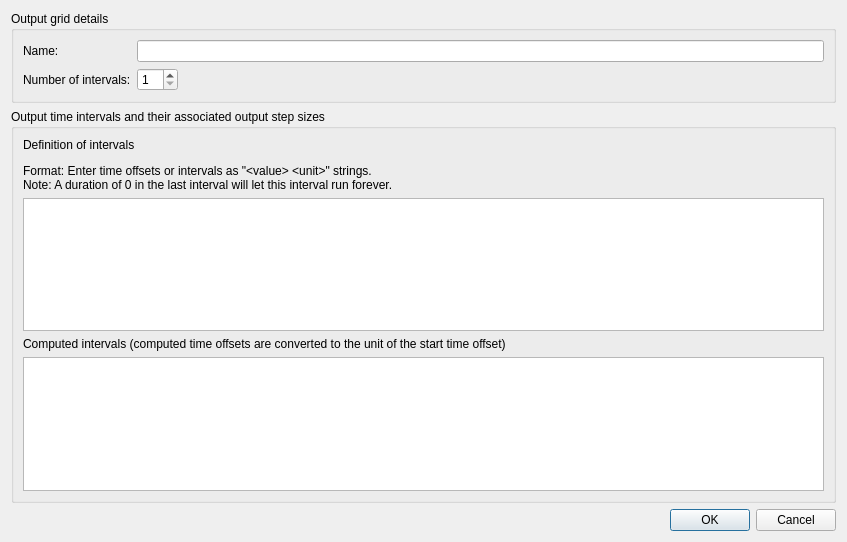
Old version of the form SIM-VICUS/src/SVOutputGridEditDialog.ui in the repository ghorwin/SIM-VICUS.
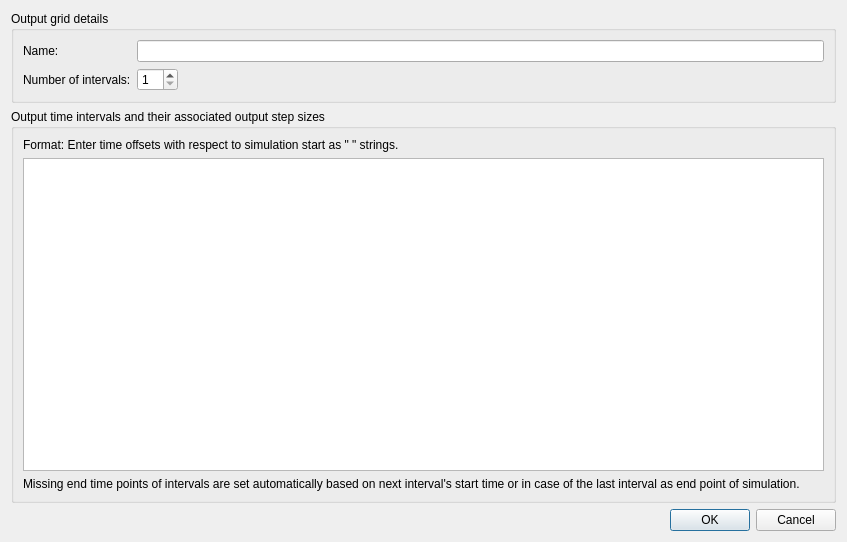
New version of the form.

Commit message: More output grid stuff

What changed in the file:
```diff
--- a/SIM-VICUS/src/SVOutputGridEditDialog.ui
+++ b/SIM-VICUS/src/SVOutputGridEditDialog.ui
@@ -69,7 +69,7 @@
       <item>
        <widget class="QLabel" name="label_3">
         <property name="text">
-         <string>&lt;html&gt;&lt;head/&gt;&lt;body&gt;&lt;p&gt;Definition of intervals&lt;/p&gt;&lt;p&gt;Format: Enter time offsets or intervals as &amp;quot;&amp;lt;value&amp;gt; &amp;lt;unit&amp;gt;&amp;quot; strings.&lt;br/&gt;Note: A duration of 0 in the last interval will let this interval run forever.&lt;/p&gt;&lt;/body&gt;&lt;/html&gt;</string>
+         <string>Format: Enter time offsets with respect to simulation start as &quot;&lt;value&gt; &lt;unit&gt;&quot; strings.</string>
         </property>
        </widget>
       </item>
@@ -83,13 +83,13 @@
       <item>
        <widget class="QLabel" name="label_2">
         <property name="text">
-         <string>Computed intervals (computed time offsets are converted to the unit of the start time offset)</string>
+         <string>Missing end time points of intervals are set automatically based on next interval's start time or in case of the last interval as end point of simulation.</string>
+        </property>
+        <property name="wordWrap">
+         <bool>true</bool>
         </property>
        </widget>
       </item>
-      <item>
-       <widget class="QTableWidget" name="tableWidgetCalculated"/>
-      </item>
      </layout>
     </widget>
    </item>
```
The commit also changes 4 other files.
